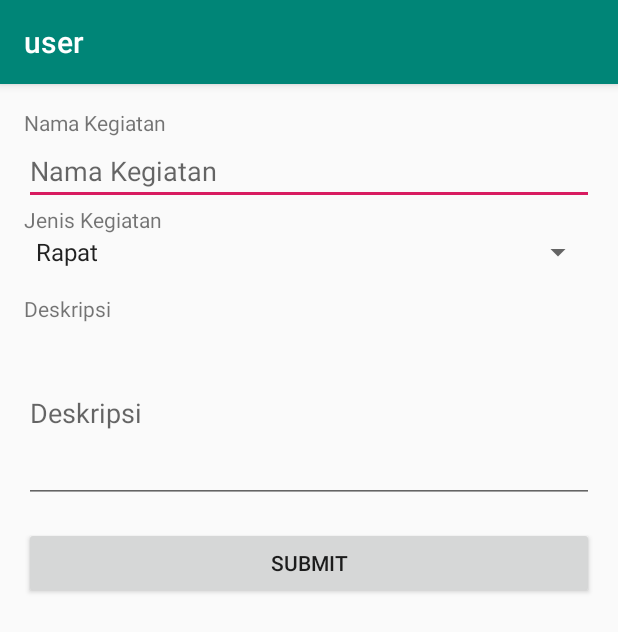
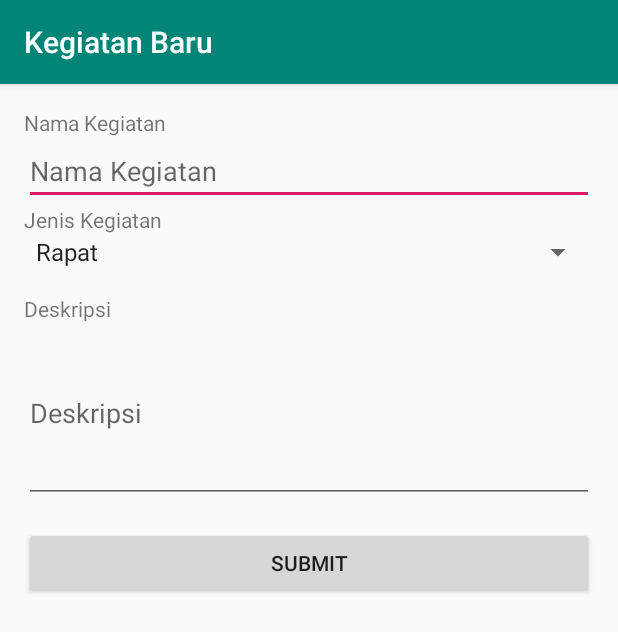
Before and after one commit to mobiledev-porosub/POROS-Grading, an Android app: the screen it shows after launch once a user with an empty profile is signed in (InputActivity), after a tap on an icon or button, on a phone screen of 412 x 824 dp. Shown: the top 632 px of the screen. Run offline under Robolectric (Android 15) with nearby library versions, the phone set to English and light mode, and no system bars; our stand-ins replace Firebase (no records; nobody signed in at launch, a user with empty details on screens opened directly).

Commit message:
Add show activities feature

```diff
--- a/app/build.gradle
+++ b/app/build.gradle
@@ -23,6 +23,7 @@ dependencies {
     implementation fileTree(dir: 'libs', include: ['*.jar'])
     implementation 'com.android.support:appcompat-v7:28.0.0'
     implementation 'com.android.support:design:28.0.0'
+    implementation 'com.android.support:recyclerview-v7:28.0.0'
     implementation 'com.android.support.constraint:constraint-layout:1.1.3'
     implementation 'com.google.firebase:firebase-core:16.0.7'
     implementation 'com.google.firebase:firebase-auth:16.1.0'
--- /dev/null
+++ b/app/src/main/java/com/endrawan/porosgrading/Adapters/ActionsAdapter.java
@@ -0,0 +1,42 @@
+package com.endrawan.porosgrading.Adapters;
+
+import android.support.annotation.NonNull;
+import android.support.v7.widget.RecyclerView;
+import android.view.LayoutInflater;
+import android.view.ViewGroup;
+
+import com.endrawan.porosgrading.Models.Action;
+import com.endrawan.porosgrading.R;
+import com.endrawan.porosgrading.ViewHolders.ActionViewHolder;
+
+import java.util.List;
+
+public class ActionsAdapter extends RecyclerView.Adapter<ActionViewHolder> {
+    private List<Action> actions;
+
+    public ActionsAdapter(List<Action> actions) {
+        this.actions = actions;
+    }
+
+    @NonNull
+    @Override
+    public ActionViewHolder onCreateViewHolder(@NonNull ViewGroup viewGroup, int i) {
+        return new
+                ActionViewHolder(LayoutInflater
+                .from(viewGroup.getContext())
+                .inflate(R.layout.item_linear_action,
+                        viewGroup, false));
+    }
+
+    @Override
+    public void onBindViewHolder(@NonNull ActionViewHolder holder, int i) {
+        Action action = actions.get(i);
+        holder.mName.setText(action.getName());
+        holder.mDescription.setText(action.getDescription());
+    }
+
+    @Override
+    public int getItemCount() {
+        return actions.size();
+    }
+}
--- a/app/src/main/java/com/endrawan/porosgrading/User/InputActivity.java
+++ b/app/src/main/java/com/endrawan/porosgrading/User/InputActivity.java
@@ -54,7 +54,7 @@ public class InputActivity extends AppCompatActivity implements OnCompleteListen
         toolbar = findViewById(R.id.toolbar);
 
         setSupportActionBar(toolbar);
-        getSupportActionBar().setTitle(firebaseUser.getUid());
+        getSupportActionBar().setTitle("Kegiatan Baru");
 
         mSubmit.setOnClickListener(new View.OnClickListener() {
             @Override
@@ -75,8 +75,11 @@ public class InputActivity extends AppCompatActivity implements OnCompleteListen
         if (task.isSuccessful()) {
             DocumentReference documentReference = task.getResult();
             Log.d(TAG, "DocumentSnapshot added with ID: " + documentReference.getId());
+            Toast.makeText(this, "Kegiatan baru berhasil ditambahkan!", Toast.LENGTH_SHORT).show();
+            finish();
         } else {
             Log.w(TAG, "Error adding document", task.getException());
+            Toast.makeText(this, "Gagal menambahkan kegiatan!", Toast.LENGTH_SHORT).show();
         }
     }
 }
--- a/app/src/main/java/com/endrawan/porosgrading/User/MainActivity.java
+++ b/app/src/main/java/com/endrawan/porosgrading/User/MainActivity.java
@@ -4,18 +4,44 @@ import android.content.Intent;
 import android.support.design.widget.FloatingActionButton;
 import android.support.v7.app.AppCompatActivity;
 import android.os.Bundle;
+import android.support.v7.widget.LinearLayoutManager;
+import android.support.v7.widget.RecyclerView;
 import android.support.v7.widget.Toolbar;
+import android.util.Log;
 import android.view.View;
+import android.widget.ProgressBar;
 
+import com.endrawan.porosgrading.Adapters.ActionsAdapter;
+import com.endrawan.porosgrading.Models.Action;
 import com.endrawan.porosgrading.R;
 import com.google.firebase.auth.FirebaseAuth;
 import com.google.firebase.auth.FirebaseUser;
+import com.google.firebase.firestore.EventListener;
+import com.google.firebase.firestore.FirebaseFirestore;
+import com.google.firebase.firestore.FirebaseFirestoreException;
+import com.google.firebase.firestore.QueryDocumentSnapshot;
+import com.google.firebase.firestore.QuerySnapshot;
 
-public class MainActivity extends AppCompatActivity {
+import java.util.ArrayList;
+import java.util.List;
 
+import javax.annotation.Nullable;
+
+public class MainActivity extends AppCompatActivity implements
+        EventListener<QuerySnapshot> {
+
+    private final String TAG = "MainActivity";
+
+    private List<Action> actions = new ArrayList<>();
     private FirebaseAuth mAuth = FirebaseAuth.getInstance();
+    private FirebaseUser firebaseUser = mAuth.getCurrentUser();
+    private FirebaseFirestore db = FirebaseFirestore.getInstance();
+    private ActionsAdapter adapter = new ActionsAdapter(actions);
+
     private FloatingActionButton fab;
+    private ProgressBar progressBar;
     private Toolbar toolbar;
+    private RecyclerView recyclerView;
 
     @Override
     protected void onCreate(Bundle savedInstanceState) {
@@ -23,10 +49,20 @@ public class MainActivity extends AppCompatActivity {
         setContentView(R.layout.activity_main);
 
         fab = findViewById(R.id.add);
+        progressBar = findViewById(R.id.progressBar);
         toolbar = findViewById(R.id.toolbar);
+        recyclerView = findViewById(R.id.recyclerView);
+
+        db.collection("activities")
+                .whereEqualTo("user_uid", firebaseUser.getUid())
+                .addSnapshotListener(this);
 
         setSupportActionBar(toolbar);
         getSupportActionBar().setTitle("Home");
+
+        recyclerView.setHasFixedSize(true);
+        recyclerView.setLayoutManager(new LinearLayoutManager(this));
+        recyclerView.setAdapter(adapter);
 
         fab.setOnClickListener(new View.OnClickListener() {
             @Override
@@ -37,5 +73,21 @@ public class MainActivity extends AppCompatActivity {
     }
 
     private void changeUser(FirebaseUser user) {
+
+    }
+
+    @Override
+    public void onEvent(@Nullable QuerySnapshot value, @Nullable FirebaseFirestoreException e) {
+        if (e != null) {
+            Log.w(TAG, "Listen failed.", e);
+            return;
+        }
+
+        for (QueryDocumentSnapshot doc : value) {
+            Action action = doc.toObject(Action.class);
+            actions.add(action);
+        }
+        adapter.notifyDataSetChanged();
+        progressBar.setVisibility(View.GONE);
     }
 }
```
Also changed, not shown: app/src/main/java/com/endrawan/porosgrading/ViewHolders/ActionViewHolder.java (added, +17 -0 lines), app/src/main/res/layout/activity_main.xml (+13 -4 lines), app/src/main/res/layout/item_linear_action.xml (added, +23 -0 lines).
